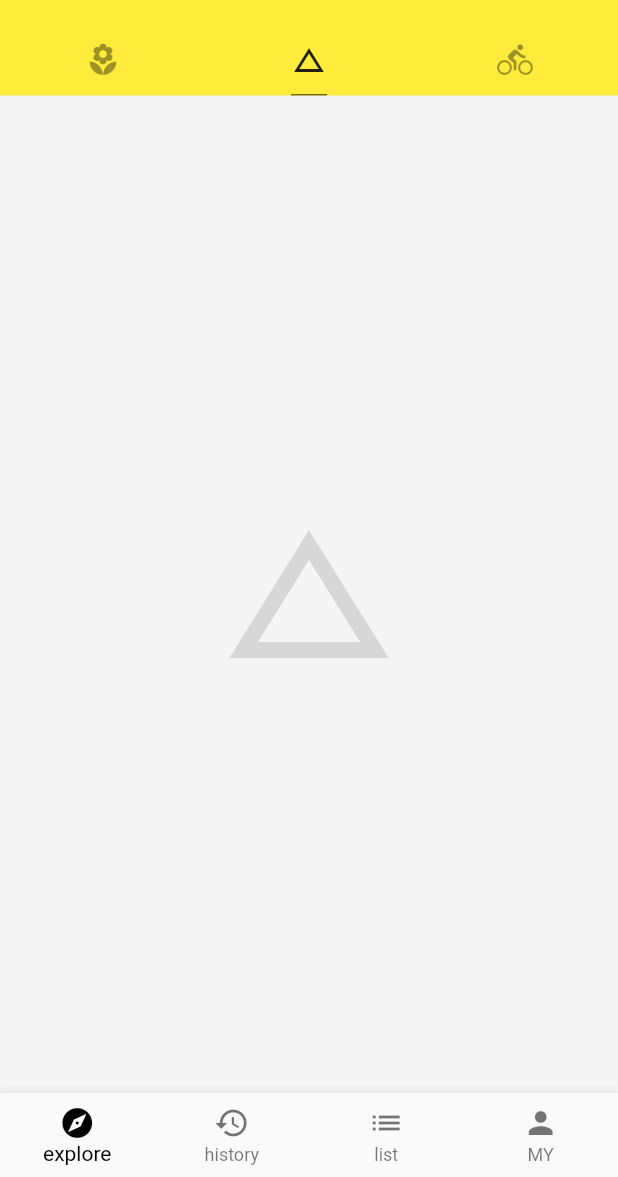
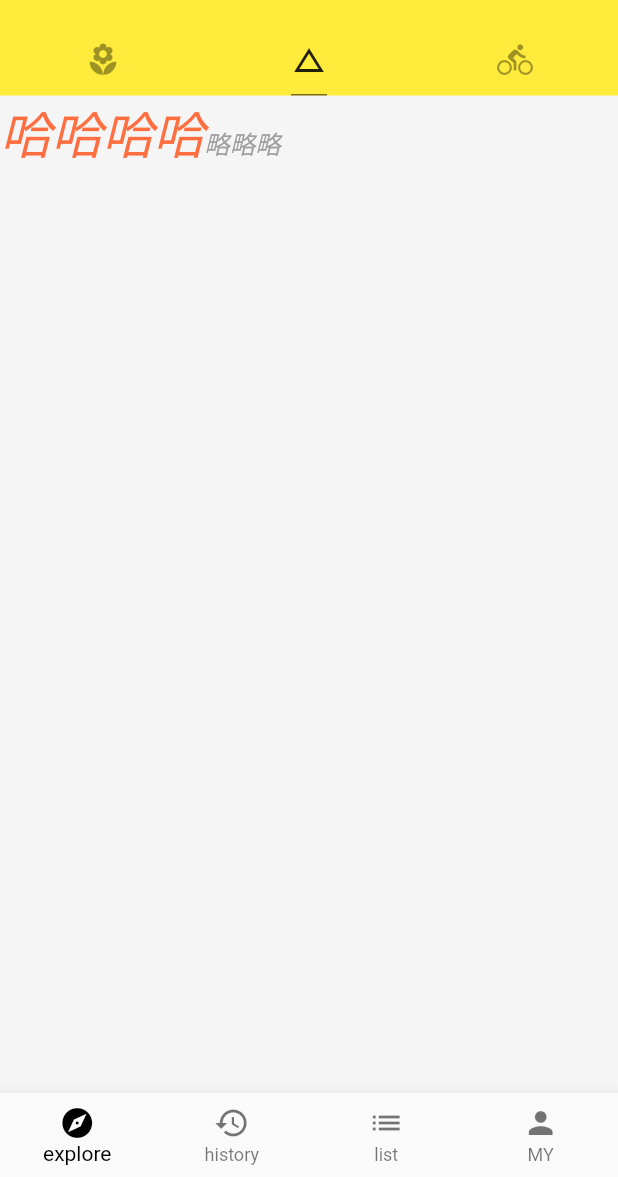
Before and after one commit to x24232022/flutterDemo, a Flutter app: the screen it shows after launch, tab 2 chosen, on a phone screen of 412 x 824 dp, the part 59-1236 px from its top. Run offline on Flutter 3.47's test engine with Material 2 defaults, Android fonts, the phone set to English and light mode, and no system bars; network calls fail.

Commit message:
文字组件

```diff
--- /dev/null
+++ b/lib/demo/basic_demo.dart
@@ -0,0 +1,59 @@
+import 'package:flutter/material.dart';
+class BasicDemo extends StatelessWidget{
+  @override
+  Widget build(BuildContext context) {
+    // TODO: implement build
+    return TextSpanDemo();
+  }
+
+}
+
+
+class TextDemo extends StatelessWidget{
+  @override
+  Widget build(BuildContext context) {
+    final TextStyle _textStyle = TextStyle(
+        fontSize: 16.0
+    );
+    final _author = "李白";
+    final _title = "将近酒";
+    // TODO: implement build
+    return Text(
+      "《$_title》 ~ $_author 君不见，黄河之水天上来，奔流到海不复回。君不见，高堂明镜悲白发，朝如青丝暮成雪。人生得意须尽欢，莫使金樽空对月。天生我材必有用，千金散尽还复来。烹羊宰牛且为乐，会须一饮三百杯。岑夫子，丹丘生，将进酒，杯莫停。与君歌一曲，请君为我倾耳听。钟鼓馔玉不足贵，但愿长醉不复醒。古来圣贤皆寂寞，惟有饮者留其名。陈王昔时宴平乐，斗酒十千恣欢谑。主人何为言少钱，径须沽取对君酌。五花马，千金裘，呼儿将出换美酒，与尔同销万古愁。",
+      textAlign: TextAlign.center,
+      style: _textStyle,
+      maxLines: 3,//最大行数
+      overflow: TextOverflow.ellipsis,//多余部分省略
+    );
+  }
+
+}
+
+
+class TextSpanDemo extends StatelessWidget{
+  @override
+  Widget build(BuildContext context) {
+    // TODO: implement build
+    return RichText(
+      text: TextSpan(
+        text: "哈哈哈哈",
+        style: TextStyle(
+          color: Colors.deepOrangeAccent,
+          fontSize: 34.0,
+          fontStyle: FontStyle.italic,
+          fontWeight: FontWeight.w100,
+        ),
+      children: [
+        TextSpan(
+          text: "略略略",
+          style: TextStyle(
+            fontSize: 17.0,
+            color: Colors.grey
+          )
+        ),
+      ]
+      ),
+    );
+  }
+
+}
--- a/lib/demo/home_demo.dart
+++ b/lib/demo/home_demo.dart
@@ -1,6 +1,7 @@
 import 'package:flutter/material.dart';
 import './bottom_navigation_bar_demo.dart';
 import 'listView_demo.dart';
+import 'basic_demo.dart';
 class Home extends StatelessWidget {
 
   @override
@@ -43,7 +44,8 @@ class Home extends StatelessWidget {
         body: TabBarView(//选项页面
           children: <Widget>[
             ListViewDemo(),
-            Icon(Icons.change_history,size: 128.0, color: Colors.black12,),
+            // Icon(Icons.change_history,size: 128.0, color: Colors.black12,),
+            BasicDemo(),
             Icon(Icons.directions_bike,size: 128.0, color: Colors.black12,)
           ],
         ),
```
